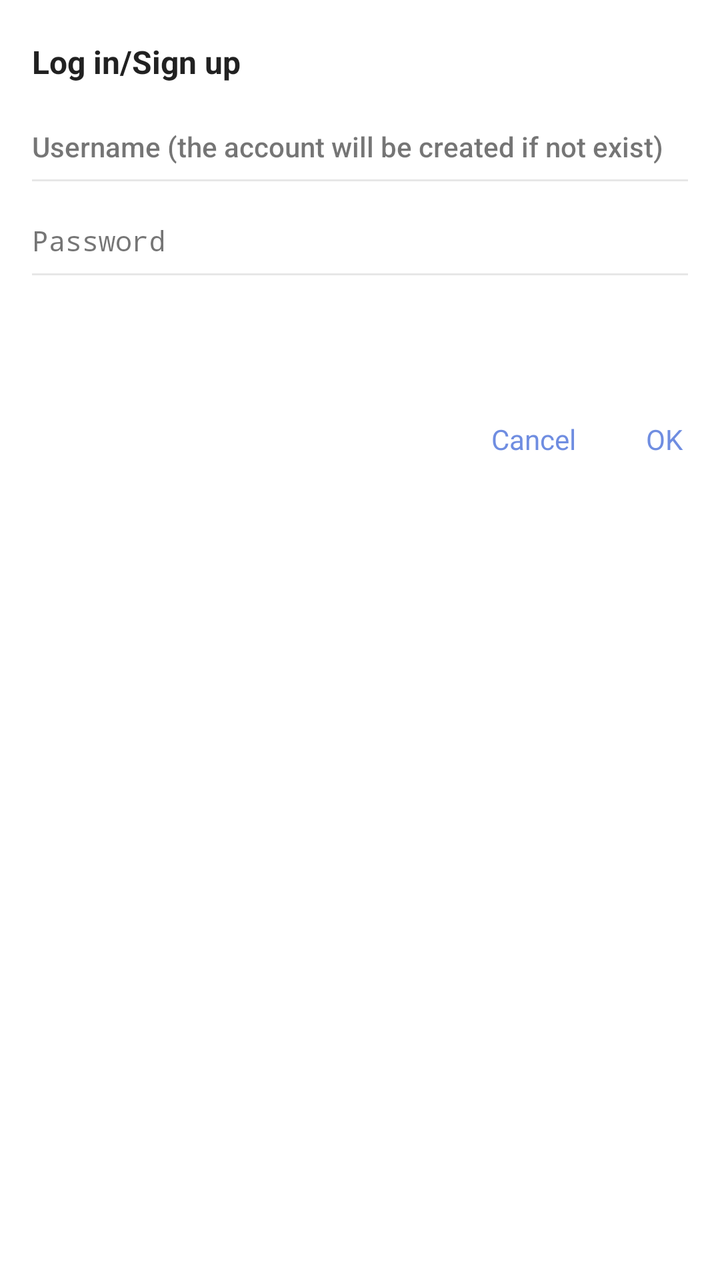
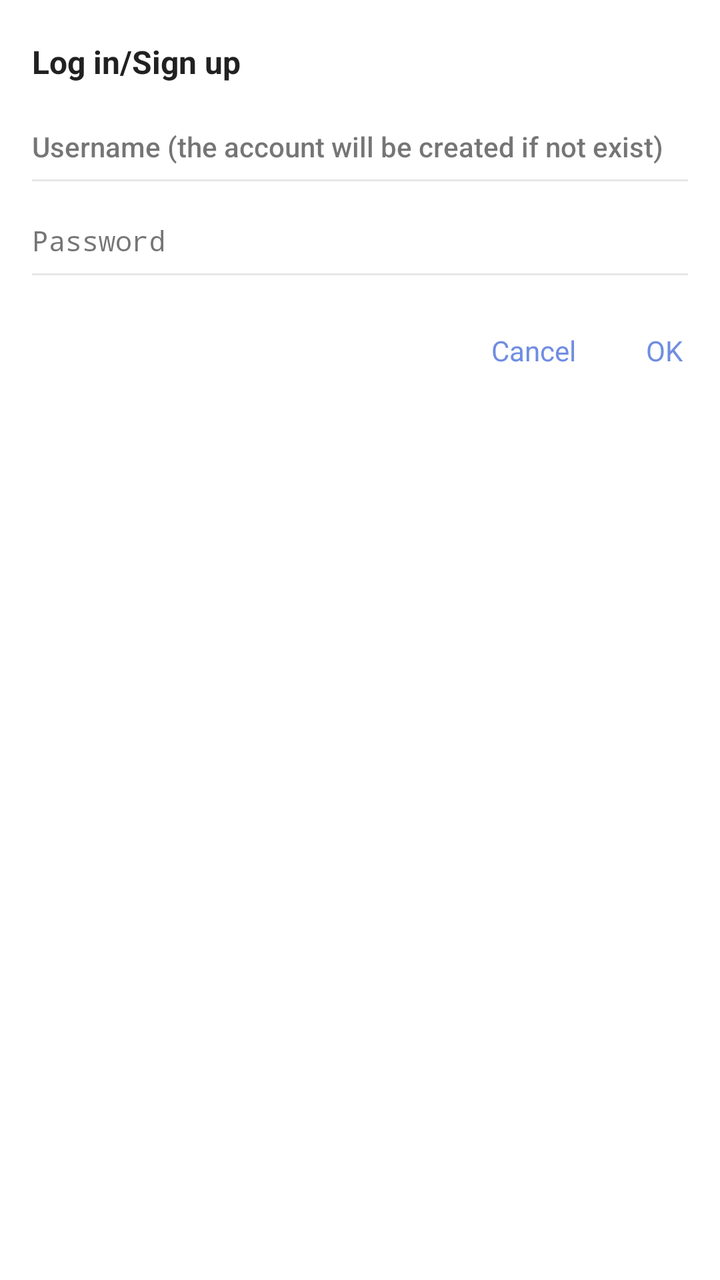

Screens rendered from an Android XML layout before and after an edit, with the pre-edit source and the edit as a unified diff.
<!-- AndroidManifest.xml: application theme t -->
<!-- res/layout/m.xml -->
<?xml version="1.0" encoding="utf-8"?>
<RelativeLayout android:paddingTop="12.0dp" android:layout_width="match_parent" android:layout_height="match_parent"
  xmlns:android="http://schemas.android.com/apk/res/android">
    <TextView android:id="@id/fh" android:layout_width="match_parent" android:layout_height="wrap_content" android:text="@string/a06" style="@style/a0" />
    <EditText android:id="@id/b2" android:layout_width="match_parent" android:layout_height="wrap_content" android:hint="@string/mc" android:selectAllOnFocus="true" android:layout_below="@id/fh" android:inputType="textNoSuggestions" android:imeOptions="actionNext" style="@style/z" />
    <EditText android:id="@id/av" android:layout_width="match_parent" android:layout_height="wrap_content" android:hint="@string/k4" android:selectAllOnFocus="true" android:layout_below="@id/b2" android:inputType="textPassword|textNoSuggestions" android:imeOptions="actionDone" style="@style/z" />
    <CheckBox android:id="@id/al" android:paddingTop="8.0dp" android:paddingBottom="8.0dp" android:layout_width="wrap_content" android:layout_height="wrap_content" android:layout_marginLeft="16.0dp" android:layout_marginRight="8.0dp" android:layout_marginBottom="12.0dp" android:button="?a4" android:layout_below="@id/av" android:layout_marginStart="16.0dp" android:layout_marginEnd="8.0dp" style="@style/a3" />
    <TextView android:gravity="center_vertical" android:id="@id/ej" android:layout_width="match_parent" android:layout_height="wrap_content" android:layout_toRightOf="@id/al" android:layout_below="@id/av" android:layout_alignTop="@id/al" android:layout_alignBottom="@id/al" android:layout_toEndOf="@id/al" style="@style/a3" />
    <TextView android:id="@id/et" android:layout_width="wrap_content" android:layout_height="wrap_content" android:text="@android:string/ok" android:layout_below="@id/al" android:layout_alignParentRight="true" android:layout_alignParentEnd="true" style="@style/y" />
    <TextView android:id="@id/eo" android:layout_width="wrap_content" android:layout_height="wrap_content" android:text="@android:string/cancel" android:layout_toLeftOf="@id/et" android:layout_below="@id/al" android:layout_toStartOf="@id/et" style="@style/y" />
</RelativeLayout>
<!-- resources referenced by this layout -->
<resources>
  <string name="a06">Log in/Sign up</string>
  <string name="k4">Password</string>
  <string name="mc">Username (the account will be created if not exist)</string>
  <style name="a0" parent="@style/a7">
          <item name="android:paddingTop">8.0dp</item>
          <item name="android:paddingBottom">8.0dp</item>
          <item name="android:layout_marginLeft">16.0dp</item>
          <item name="android:layout_marginRight">16.0dp</item>
          <item name="android:layout_marginBottom">6.0dp</item>
      </style>
  <style name="a3">
          <item name="android:textSize">@dimen/aa</item>
          <item name="android:textColor">?ad</item>
      </style>
  <style name="y" parent="@style/x">
          <item name="android:ellipsize">end</item>
          <item name="android:padding">16.0dp</item>
          <item name="android:lines">1</item>
      </style>
  <style name="z" parent="@style/a1">
          <item name="android:layout_marginLeft">16.0dp</item>
          <item name="android:layout_marginRight">16.0dp</item>
          <item name="android:layout_marginBottom">12.0dp</item>
      </style>
  <style name="t" parent="@style/c" />
  <style name="a7">
          <item name="android:textSize">@dimen/a8</item>
          <item name="android:textStyle">bold</item>
          <item name="android:textColor">?ac</item>
          <item name="android:ellipsize">end</item>
          <item name="android:maxLines">1</item>
          <item name="android:lines">1</item>
      </style>
  <dimen name="aa">12.0sp</dimen>
  <style name="x">
          <item name="android:textSize">@dimen/a_</item>
          <item name="android:textColor">@color/p</item>
          <item name="android:gravity">center</item>
          <item name="android:background">@drawable/o</item>
          <item name="android:minWidth">56.0dp</item>
      </style>
  <dimen name="a8">16.0sp</dimen>
  <dimen name="a_">14.0sp</dimen>
  <color name="p">#6f8de1</color>
  <!-- drawable o (drawable) -->
  <?xml version="1.0" encoding="utf-8"?>
  <selector
    xmlns:android="http://schemas.android.com/apk/res/android">
      <item android:state_enabled="true" android:state_pressed="true">
          <shape>
              <corners android:radius="@dimen/ag" />
              <solid android:color="@color/l" />
          </shape>
      </item>
  </selector>
  <style name="f" />
  <style name="a" parent="@style/o">
          <item name="o">@color/a1</item>
      </style>
  <!-- drawable f (drawable) -->
  <?xml version="1.0" encoding="utf-8"?>
  <selector
    xmlns:android="http://schemas.android.com/apk/res/android">
      <item android:state_enabled="false" android:color="@color/z" />
      <item android:color="@color/g" android:state_activated="true" />
      <item android:color="@color/a1" />
  </selector>
  <color name="c">#30eeeeee</color>
  <color name="s">#5b73b5</color>
  <color name="v">@android:color/white</color>
  <color name="a1">#de000000</color>
  <!-- drawable l (drawable) -->
  <?xml version="1.0" encoding="utf-8"?>
  <selector
    xmlns:android="http://schemas.android.com/apk/res/android">
      <item android:state_selected="true" android:color="@color/a1" />
      <item android:color="@color/z" />
  </selector>
  <dimen name="ag">18.0dp</dimen>
  <color name="l">#30808080</color>
  <color name="o">#30808080</color>
  <color name="z">#61000000</color>
  <color name="g">#d64146</color>
  <style name="m" parent="@android:style/Theme.Light">
          <item name="o">@color/a1</item>
      </style>
  <color name="h">@android:color/white</color>
  <style name="h" parent="@android:style/Widget.EditText">
          <item name="android:typeface">normal</item>
          <item name="android:textStyle">normal</item>
      </style>
  <color name="k">#ebffffff</color>
  <color name="m">#ffffff</color>
  <color name="t">#232323</color>
  <color name="a3">#8a000000</color>
  <color name="a6">#ffffff</color>
  <!-- unchanged entries left out for length: 9 -->
</resources>

<!-- the commit's change to res/layout/m.xml (unified diff, before → after) -->
@@ -4,8 +4,8 @@
     <TextView android:id="@id/fh" android:layout_width="match_parent" android:layout_height="wrap_content" android:text="@string/a06" style="@style/a0" />
     <EditText android:id="@id/b2" android:layout_width="match_parent" android:layout_height="wrap_content" android:hint="@string/mc" android:selectAllOnFocus="true" android:layout_below="@id/fh" android:inputType="textNoSuggestions" android:imeOptions="actionNext" style="@style/z" />
     <EditText android:id="@id/av" android:layout_width="match_parent" android:layout_height="wrap_content" android:hint="@string/k4" android:selectAllOnFocus="true" android:layout_below="@id/b2" android:inputType="textPassword|textNoSuggestions" android:imeOptions="actionDone" style="@style/z" />
-    <CheckBox android:id="@id/al" android:paddingTop="8.0dp" android:paddingBottom="8.0dp" android:layout_width="wrap_content" android:layout_height="wrap_content" android:layout_marginLeft="16.0dp" android:layout_marginRight="8.0dp" android:layout_marginBottom="12.0dp" android:button="?a4" android:layout_below="@id/av" android:layout_marginStart="16.0dp" android:layout_marginEnd="8.0dp" style="@style/a3" />
-    <TextView android:gravity="center_vertical" android:id="@id/ej" android:layout_width="match_parent" android:layout_height="wrap_content" android:layout_toRightOf="@id/al" android:layout_below="@id/av" android:layout_alignTop="@id/al" android:layout_alignBottom="@id/al" android:layout_toEndOf="@id/al" style="@style/a3" />
-    <TextView android:id="@id/et" android:layout_width="wrap_content" android:layout_height="wrap_content" android:text="@android:string/ok" android:layout_below="@id/al" android:layout_alignParentRight="true" android:layout_alignParentEnd="true" style="@style/y" />
-    <TextView android:id="@id/eo" android:layout_width="wrap_content" android:layout_height="wrap_content" android:text="@android:string/cancel" android:layout_toLeftOf="@id/et" android:layout_below="@id/al" android:layout_toStartOf="@id/et" style="@style/y" />
+    <CheckBox android:id="@id/al" android:visibility="gone" android:checked="true" android:layout_width="0.0dp" android:layout_height="0.0dp" android:button="@null" android:layout_below="@id/av" />
+    <TextView android:id="@id/ej" android:visibility="gone" android:layout_width="0.0dp" android:layout_height="0.0dp" android:layout_below="@id/av" />
+    <TextView android:id="@id/et" android:layout_width="wrap_content" android:layout_height="wrap_content" android:text="@android:string/ok" android:layout_below="@id/av" android:layout_alignParentRight="true" android:layout_alignParentEnd="true" style="@style/y" />
+    <TextView android:id="@id/eo" android:layout_width="wrap_content" android:layout_height="wrap_content" android:text="@android:string/cancel" android:layout_toLeftOf="@id/et" android:layout_below="@id/av" android:layout_toStartOf="@id/et" style="@style/y" />
 </RelativeLayout>
<!-- resource entries referenced after the edit -->
@@ -9,10 +9,6 @@
           <item name="android:layout_marginLeft">16.0dp</item>
           <item name="android:layout_marginRight">16.0dp</item>
           <item name="android:layout_marginBottom">6.0dp</item>
-      </style>
-  <style name="a3">
-          <item name="android:textSize">@dimen/aa</item>
-          <item name="android:textColor">?ad</item>
       </style>
   <style name="y" parent="@style/x">
           <item name="android:ellipsize">end</item>
@@ -33,7 +29,6 @@
           <item name="android:maxLines">1</item>
           <item name="android:lines">1</item>
       </style>
-  <dimen name="aa">12.0sp</dimen>
   <style name="x">
           <item name="android:textSize">@dimen/a_</item>
           <item name="android:textColor">@color/p</item>
